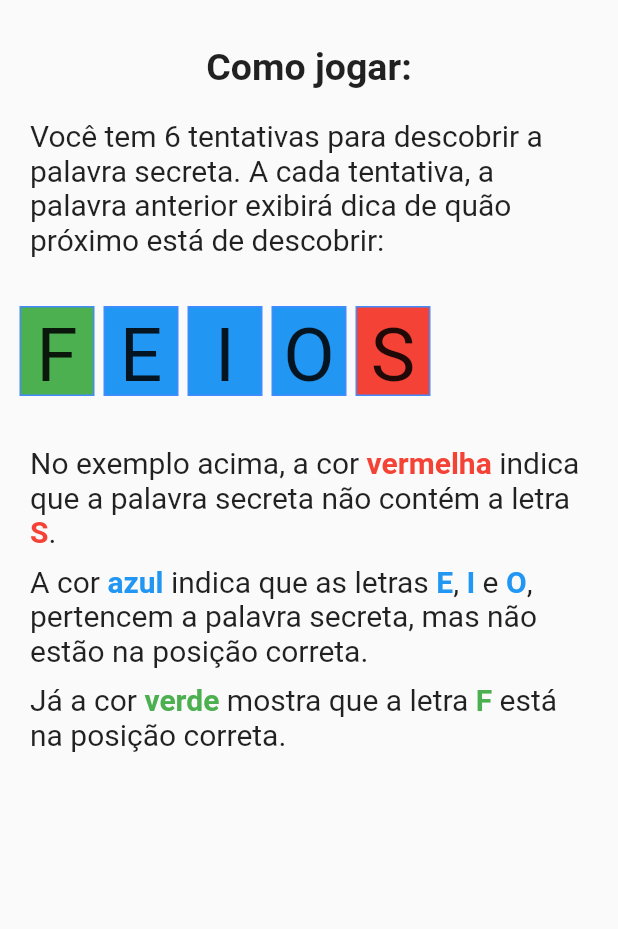
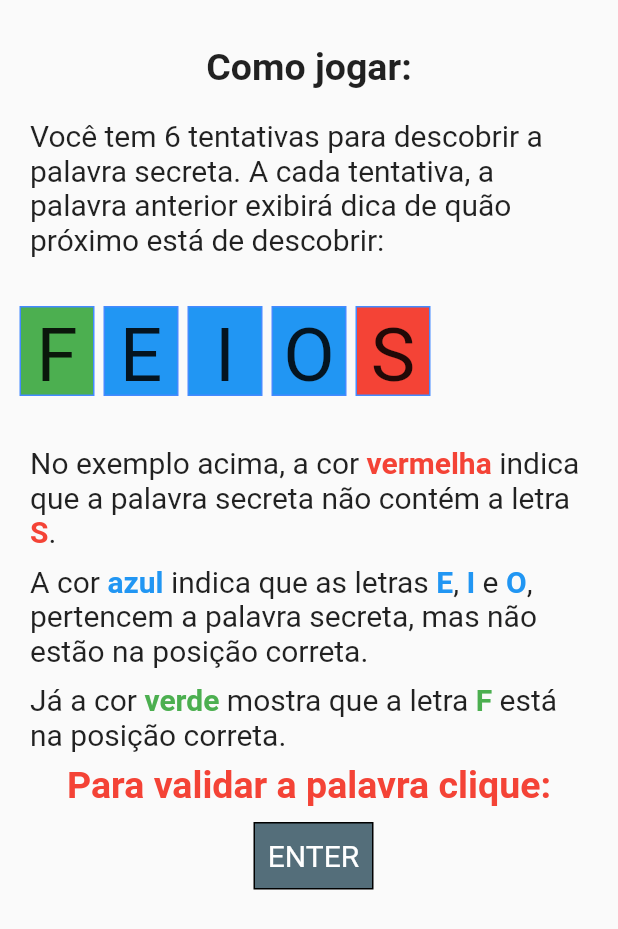
Before and after one commit to cbonatti/Bonattermo, a Flutter app: the HowToPlay widget shown alone on an empty page, opened directly, on a phone screen of 412 x 824 dp. Shown: the top 929 px of the screen. Run offline on Flutter 3.47's test engine with Material 2 defaults, Android fonts, the phone set to English and light mode, and no system bars; project files that could hold a hidden picture were left out.

Commit message:
fixed how to play

```diff
--- a/Bonattermo/lib/game.dart
+++ b/Bonattermo/lib/game.dart
@@ -249,7 +249,6 @@ class _GameState extends State<Game> {
   }
 
   Widget _createEnterKey() {
-    var color = Colors.blueGrey[600];
     return GestureDetector(
       onTap: () => _enter(),
       child: Container(
@@ -258,7 +257,8 @@ class _GameState extends State<Game> {
         margin: const EdgeInsets.fromLTRB(8.0, 2.0, 2.0, 2.0),
         padding: const EdgeInsets.all(1.0),
         decoration: BoxDecoration(
-            border: Border.all(color: Colors.black), color: color),
+            border: Border.all(color: Colors.black),
+            color: Colors.blueGrey[600]),
         child: Center(
           child: Text(
             'ENTER',
--- a/Bonattermo/lib/howToPlay.dart
+++ b/Bonattermo/lib/howToPlay.dart
@@ -191,8 +191,39 @@ class HowToPlay extends StatelessWidget {
               ]),
             ),
           ),
+          Padding(
+            padding: const EdgeInsets.all(8.0),
+            child: Text(
+              'Para validar a palavra clique:',
+              style: TextStyle(
+                  fontSize: 25.0,
+                  fontWeight: FontWeight.bold,
+                  color: Colors.red),
+            ),
+          ),
+          _createEnter(),
         ],
       ),
     );
   }
+
+  Widget _createEnter() {
+    return Container(
+      height: 45.0,
+      width: 80,
+      margin: const EdgeInsets.fromLTRB(8.0, 2.0, 2.0, 2.0),
+      padding: const EdgeInsets.all(1.0),
+      decoration: BoxDecoration(
+          border: Border.all(color: Colors.black), color: Colors.blueGrey[600]),
+      child: Center(
+        child: Text(
+          'ENTER',
+          style: TextStyle(
+            fontSize: 20.0,
+            color: Colors.white,
+          ),
+        ),
+      ),
+    );
+  }
 }
```
Also changed, not shown: Bonattermo/lib/main.dart (+31 -23 lines).
